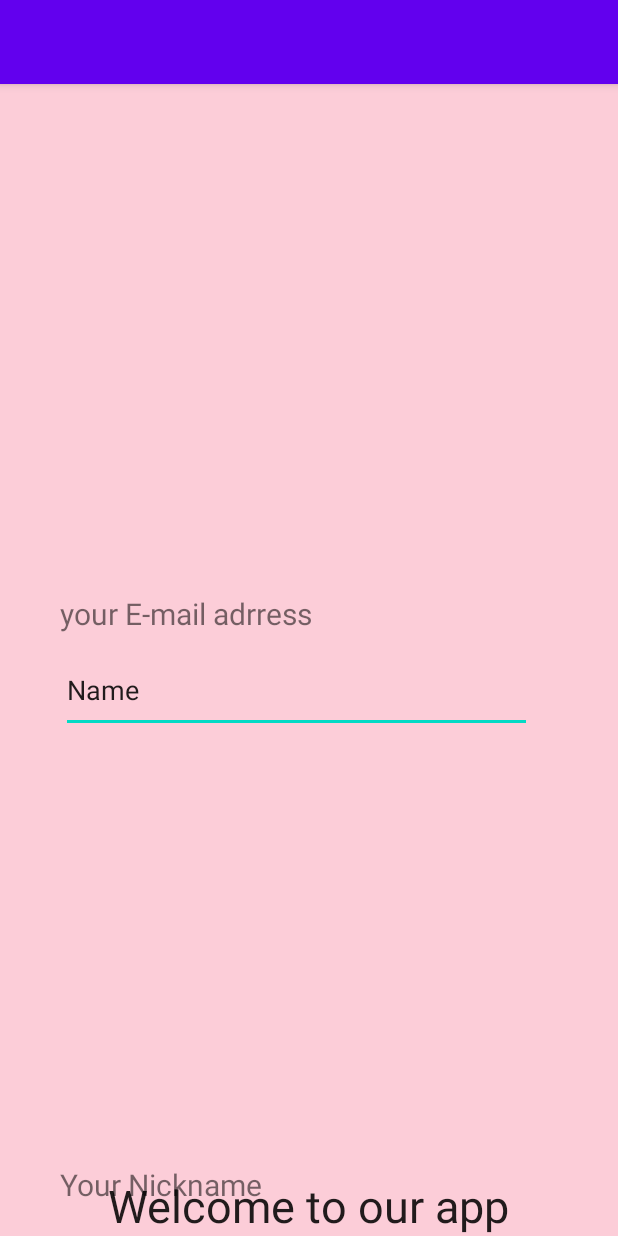
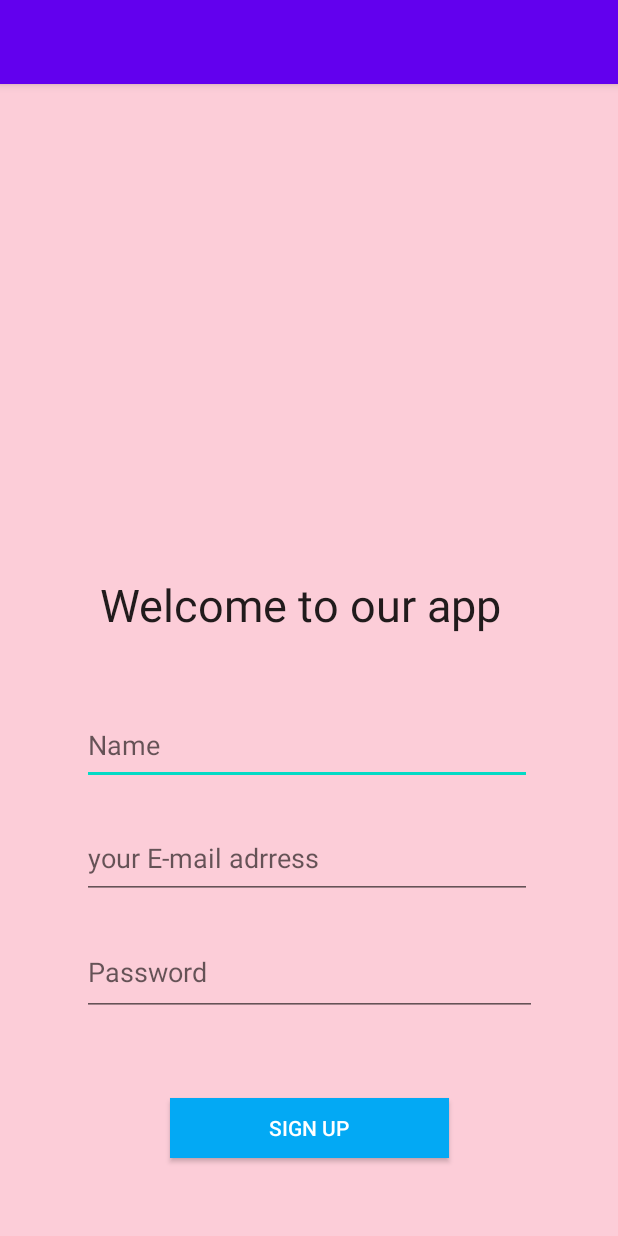
Before and after one commit to KUASE-AndroidDev2020/Project11, an Android app: the SignUpActivity screen opened directly, with no data from a screen before it, on a phone screen of 412 x 824 dp. Run offline under Robolectric (Android 15) with nearby library versions, the phone set to English and light mode, and no system bars.

Commit message:
sign in and sign up

```diff
--- a/app/src/main/res/layout/activity_sign_up.xml
+++ b/app/src/main/res/layout/activity_sign_up.xml
@@ -9,52 +9,69 @@
 
     <TextView
         android:id="@+id/textView"
-        android:layout_width="wrap_content"
-        android:layout_height="wrap_content"
+        android:layout_width="279dp"
+        android:layout_height="46dp"
         android:text="Welcome to our app"
         android:textAppearance="@style/TextAppearance.AppCompat.Large"
         android:textSize="30sp"
         app:layout_constraintBottom_toBottomOf="parent"
         app:layout_constraintEnd_toEndOf="parent"
-        app:layout_constraintHorizontal_bias="0.496"
-        app:layout_constraintStart_toStartOf="parent" />
+        app:layout_constraintStart_toStartOf="parent"
+        app:layout_constraintTop_toTopOf="parent"
+        app:layout_constraintVertical_bias="0.452" />
 
     <EditText
         android:id="@+id/EmailAdrress_edit"
-        android:layout_width="314dp"
-        android:layout_height="57dp"
+        android:layout_width="300dp"
+        android:layout_height="53dp"
         android:ems="10"
+        android:hint="Name"
         android:inputType="textPersonName"
-        android:text="Name"
         app:layout_constraintBottom_toBottomOf="parent"
         app:layout_constraintEnd_toEndOf="parent"
-        app:layout_constraintHorizontal_bias="0.412"
+        app:layout_constraintHorizontal_bias="0.486"
         app:layout_constraintStart_toStartOf="parent"
         app:layout_constraintTop_toTopOf="parent"
-        app:layout_constraintVertical_bias="0.528" />
+        app:layout_constraintVertical_bias="0.579" />
 
-    <TextView
-        android:id="@+id/EmailAdrress"
-        android:layout_width="299dp"
-        android:layout_height="43dp"
-        android:text="your E-mail adrress"
-        android:textSize="20sp"
+    <Button
+        android:id="@+id/button"
+        android:layout_width="186dp"
+        android:layout_height="40dp"
+        android:background="#03A9F4"
+        android:text="Sign up"
+        android:textColor="#FFFFFF"
         app:layout_constraintBottom_toBottomOf="parent"
         app:layout_constraintEnd_toEndOf="parent"
-        app:layout_constraintHorizontal_bias="0.357"
         app:layout_constraintStart_toStartOf="parent"
         app:layout_constraintTop_toTopOf="parent"
-        app:layout_constraintVertical_bias="0.468" />
+        app:layout_constraintVertical_bias="0.929" />
 
-    <TextView
-        android:id="@+id/Username"
-        android:layout_width="296dp"
-        android:layout_height="48dp"
-        android:text="Your Nickname"
-        android:textSize="20sp"
+    <EditText
+        android:id="@+id/editText"
+        android:layout_width="300dp"
+        android:layout_height="54dp"
+        android:ems="10"
+        android:hint="your E-mail adrress"
+        android:inputType="textEmailAddress"
         app:layout_constraintBottom_toBottomOf="parent"
         app:layout_constraintEnd_toEndOf="parent"
-        app:layout_constraintHorizontal_bias="0.347"
-        app:layout_constraintStart_toStartOf="parent" />
+        app:layout_constraintHorizontal_bias="0.486"
+        app:layout_constraintStart_toStartOf="parent"
+        app:layout_constraintTop_toTopOf="parent"
+        app:layout_constraintVertical_bias="0.685" />
+
+    <EditText
+        android:id="@+id/editText2"
+        android:layout_width="303dp"
+        android:layout_height="58dp"
+        android:ems="10"
+        android:hint="Password"
+        android:inputType="textPassword"
+        app:layout_constraintBottom_toBottomOf="parent"
+        app:layout_constraintEnd_toEndOf="parent"
+        app:layout_constraintStart_toStartOf="parent"
+        app:layout_constraintTop_toTopOf="parent"
+        app:layout_constraintVertical_bias="0.793" />
 
 </androidx.constraintlayout.widget.ConstraintLayout>
--- a/build.gradle
+++ b/build.gradle
@@ -5,7 +5,7 @@ buildscript {
         jcenter()
     }
     dependencies {
-        classpath 'com.android.tools.build:gradle:4.0.0'
+        classpath 'com.android.tools.build:gradle:3.6.3'
 
         // NOTE: Do not place your application dependencies here; they belong
         // in the individual module build.gradle files
```
Also changed, not shown: app/src/main/res/layout/activity_main.xml (+9 -8 lines), app/src/main/res/layout/activity_sign_in.xml (+39 -51 lines).
